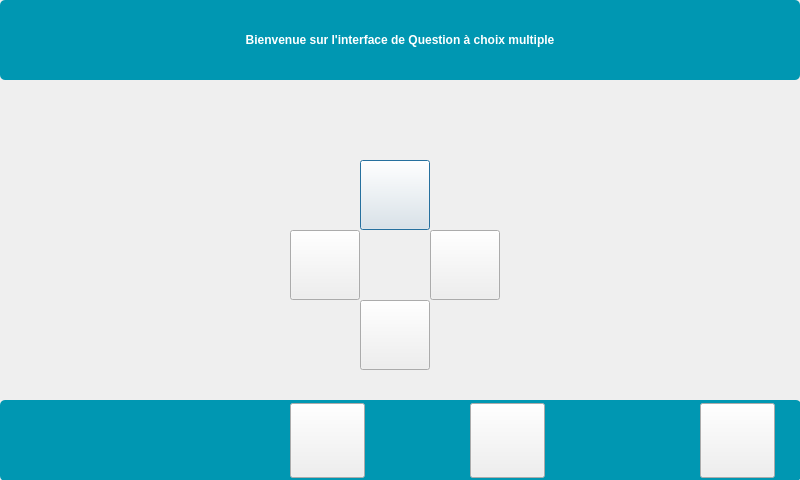
Before: the Qt Designer form InterfaceEleve/interfaceqcm.ui in Sam-Depardieu/Labo-de-langue, drawn with Qt 5.
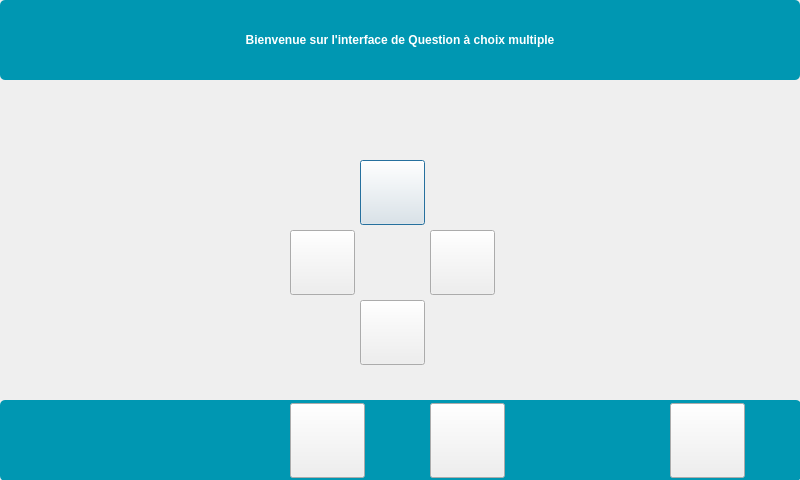
After: the same form once the commit is applied.

```diff
--- a/InterfaceEleve/interfaceqcm.ui
+++ b/InterfaceEleve/interfaceqcm.ui
@@ -18,10 +18,13 @@
     <rect>
      <x>360</x>
      <y>160</y>
-     <width>70</width>
-     <height>70</height>
+     <width>65</width>
+     <height>65</height>
     </rect>
    </property>
+   <property name="styleSheet">
+    <string notr="true"/>
+   </property>
    <property name="text">
     <string/>
    </property>
@@ -31,8 +34,8 @@
     <rect>
      <x>290</x>
      <y>230</y>
-     <width>70</width>
-     <height>70</height>
+     <width>65</width>
+     <height>65</height>
     </rect>
    </property>
    <property name="text">
@@ -42,12 +45,15 @@
   <widget class="QPushButton" name="pushButtonQuestionSuivante">
    <property name="geometry">
     <rect>
-     <x>470</x>
+     <x>430</x>
      <y>403</y>
      <width>75</width>
      <height>75</height>
     </rect>
    </property>
+   <property name="styleSheet">
+    <string notr="true"/>
+   </property>
    <property name="text">
     <string/>
    </property>
@@ -55,12 +61,15 @@
   <widget class="QPushButton" name="pushButtonEffacerReponse">
    <property name="geometry">
     <rect>
-     <x>700</x>
+     <x>670</x>
      <y>403</y>
      <width>75</width>
      <height>75</height>
     </rect>
    </property>
+   <property name="styleSheet">
+    <string notr="true"/>
+   </property>
    <property name="text">
     <string/>
    </property>
@@ -70,8 +79,8 @@
     <rect>
      <x>430</x>
      <y>230</y>
-     <width>70</width>
-     <height>70</height>
+     <width>65</width>
+     <height>65</height>
     </rect>
    </property>
    <property name="text">
@@ -83,8 +92,8 @@
     <rect>
      <x>360</x>
      <y>300</y>
-     <width>70</width>
-     <height>70</height>
+     <width>65</width>
+     <height>65</height>
     </rect>
    </property>
    <property name="text">
```
Left out of the diff: 24 changed lines with no effect on the pictures.
